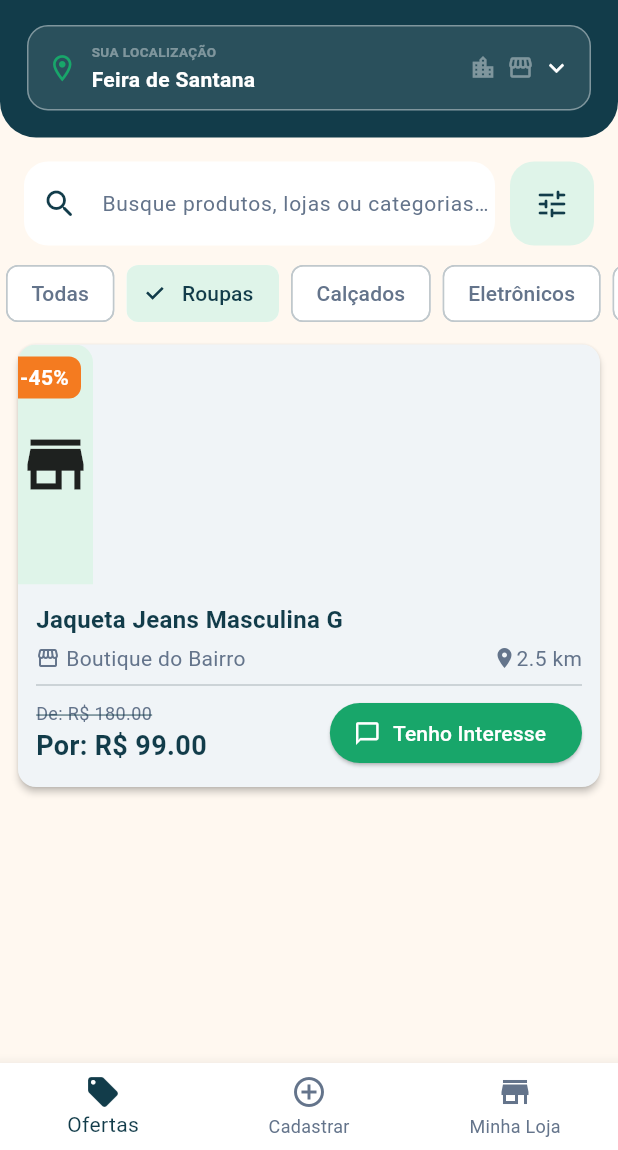
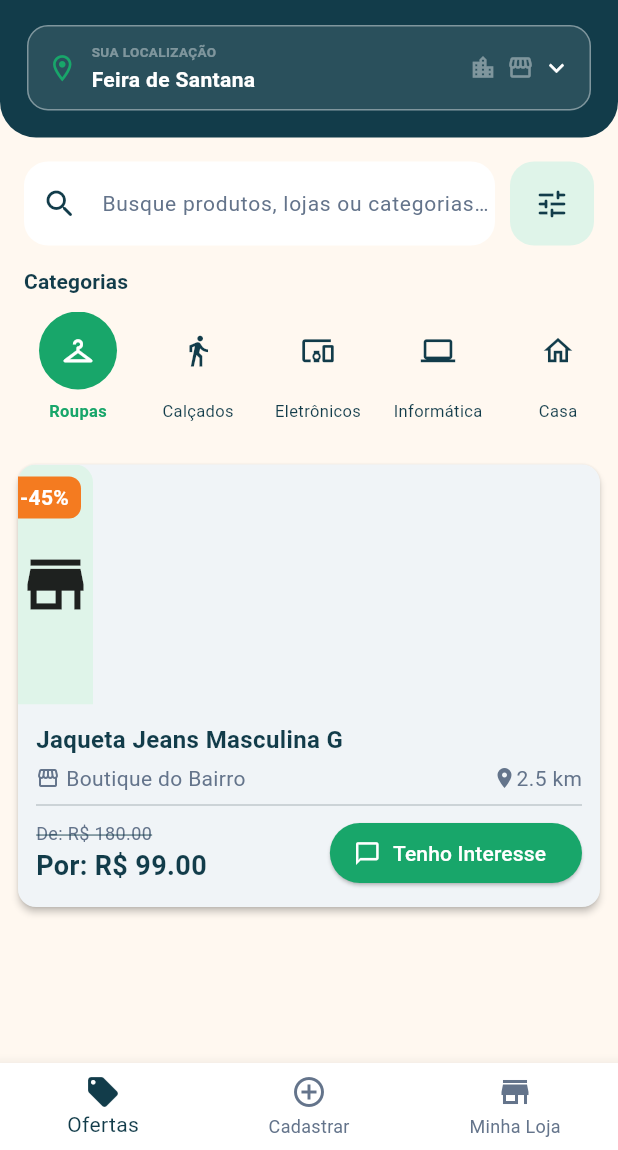
Before and after one commit to brenoctorres-alt/Achados-do-Comercio, a Flutter app: the screen it shows after launch, after a tap on "Roupas", on a phone screen of 412 x 824 dp, the part 86-1236 px from its top. Run offline on Flutter 3.47's test engine with Material 3 defaults, Android fonts, the light colour scheme and no system bars; our stand-ins replace shared_preferences; network calls fail.

Commit message:
feat: adiciona categorias de produtos na home

```diff
--- a/lib/main.dart
+++ b/lib/main.dart
@@ -280,13 +280,48 @@ class _FeedOfertasTabState extends State<FeedOfertasTab> {
   String _filtroTexto = '';
   String _categoriaSelecionada = 'Todas';
 
-  final List<String> _categorias = [
+  static const List<String> _categorias = [
     'Todas',
     'Roupas',
     'Calçados',
     'Eletrônicos',
+    'Informática',
+    'Casa',
+    'Beleza',
+    'Móveis',
     'Utilidades',
   ];
+
+  static const List<String> _categoriasHome = [
+    'Roupas',
+    'Calçados',
+    'Eletrônicos',
+    'Informática',
+    'Casa',
+    'Beleza',
+    'Móveis',
+    'Mais',
+  ];
+
+  static const Map<String, IconData> _iconesCategorias = {
+    'Roupas': Icons.checkroom_outlined,
+    'Calçados': Icons.directions_walk,
+    'Eletrônicos': Icons.devices_other,
+    'Informática': Icons.computer_outlined,
+    'Casa': Icons.home_outlined,
+    'Beleza': Icons.face_retouching_natural,
+    'Móveis': Icons.chair_alt_outlined,
+    'Mais': Icons.grid_view_rounded,
+  };
+
+  void _selecionarCategoria(String categoria) {
+    if (categoria == 'Mais') {
+      _abrirFiltros();
+      return;
+    }
+
+    setState(() => _categoriaSelecionada = categoria);
+  }
 
   void _abrirFiltros() {
     showModalBottomSheet<void>(
@@ -572,24 +607,88 @@ class _FeedOfertasTabState extends State<FeedOfertasTab> {
               ],
             ),
           ),
+          Padding(
+            padding: const EdgeInsets.fromLTRB(16, 2, 16, 10),
+            child: Row(
+              children: [
+                Text(
+                  'Categorias',
+                  style: Theme.of(context).textTheme.titleSmall?.copyWith(
+                        color: AppColors.primary,
+                        fontWeight: FontWeight.bold,
+                      ),
+                ),
+              ],
+            ),
+          ),
           SizedBox(
-            height: 40,
-            child: ListView.builder(
+            height: 88,
+            child: ListView.separated(
+              key: const ValueKey('home-categories'),
+              padding: const EdgeInsets.symmetric(horizontal: 16),
               scrollDirection: Axis.horizontal,
-              itemCount: _categorias.length,
+              itemCount: _categoriasHome.length,
+              separatorBuilder: (context, index) =>
+                  const SizedBox(width: 8),
               itemBuilder: (context, index) {
-                final cat = _categorias[index];
-                final selecionada = cat == _categoriaSelecionada;
-                return Padding(
-                  padding: const EdgeInsets.symmetric(horizontal: 4.0),
-                  child: FilterChip(
-                    label: Text(cat),
+                final categoria = _categoriasHome[index];
+                final categoriaExtra =
+                    !_categoriasHome
+                        .where((item) => item != 'Mais')
+                        .contains(_categoriaSelecionada) &&
+                    _categoriaSelecionada != 'Todas';
+                final selecionada = categoria == 'Mais'
+                    ? categoriaExtra
+                    : categoria == _categoriaSelecionada;
+
+                return SizedBox(
+                  width: 72,
+                  child: Semantics(
+                    button: true,
                     selected: selecionada,
-                    onSelected: (bool value) {
-                      setState(() {
-                        _categoriaSelecionada = cat;
-                      });
-                    },
+                    label: categoria,
+                    child: InkWell(
+                      borderRadius: BorderRadius.circular(18),
+                      onTap: () => _selecionarCategoria(categoria),
+                      child: Column(
+                        mainAxisSize: MainAxisSize.min,
+                        children: [
+                          AnimatedContainer(
+                            duration: const Duration(milliseconds: 180),
+                            width: 52,
+                            height: 52,
+                            decoration: BoxDecoration(
+                              color: selecionada
+                                  ? AppColors.green
+                                  : AppColors.background,
+                              shape: BoxShape.circle,
+                            ),
+                            child: Icon(
+                              _iconesCategorias[categoria],
+                              color: selecionada
+                                  ? AppColors.white
+                                  : AppColors.primary,
+                              size: 23,
+                            ),
+                          ),
+                          const SizedBox(height: 6),
+                          Text(
+                            categoria,
+                            maxLines: 1,
+                            overflow: TextOverflow.ellipsis,
+                            style: TextStyle(
+                              color: selecionada
+                                  ? AppColors.green
+                                  : AppColors.primary,
+                              fontSize: 11,
+                              fontWeight: selecionada
+                                  ? FontWeight.bold
+                                  : FontWeight.normal,
+                            ),
+                          ),
+                        ],
+                      ),
+                    ),
                   ),
                 );
               },
```
Also changed, not shown: 1 other file.
